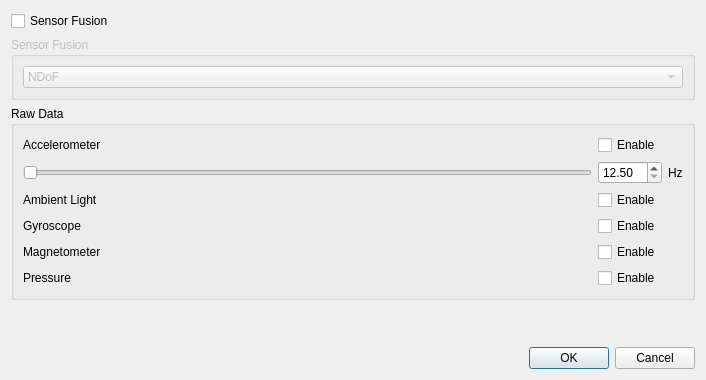
This is forms/metawearconfig.ui in GaitRehabilitation/SMART as Qt 5 draws it before an edit. The edited form follows.
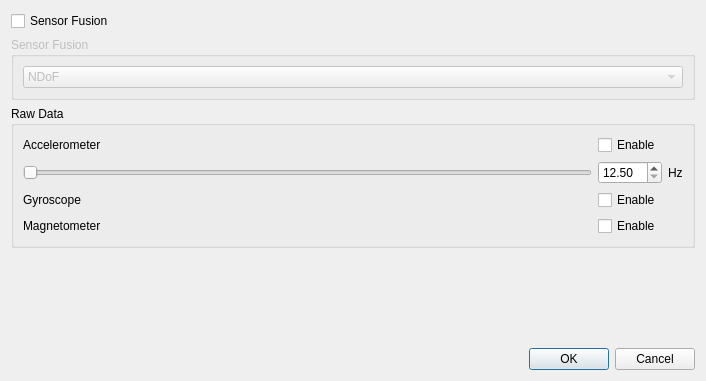
This is the edited form.

The edit to the form file:
```diff
--- a/forms/metawearconfig.ui
+++ b/forms/metawearconfig.ui
@@ -7,7 +7,7 @@
     <x>0</x>
     <y>0</y>
     <width>706</width>
-    <height>380</height>
+    <height>381</height>
    </rect>
   </property>
   <property name="windowTitle">
@@ -63,14 +63,7 @@
       <string>Raw Data</string>
      </property>
      <layout class="QGridLayout" name="gridLayout_2">
-      <item row="5" column="1" colspan="2">
-       <widget class="QCheckBox" name="enablePressure">
-        <property name="text">
-         <string>Enable</string>
-        </property>
-       </widget>
-      </item>
-      <item row="3" column="1" colspan="2">
+      <item row="2" column="1" colspan="2">
        <widget class="QCheckBox" name="enableGyroscope">
         <property name="text">
          <string>Enable</string>
@@ -91,48 +84,27 @@
         </property>
        </widget>
       </item>
-      <item row="2" column="0">
-       <widget class="QLabel" name="label">
-        <property name="text">
-         <string>Ambient Light</string>
-        </property>
-       </widget>
-      </item>
-      <item row="4" column="0">
+      <item row="3" column="0">
        <widget class="QLabel" name="label_4">
         <property name="text">
          <string>Magnetometer</string>
         </property>
        </widget>
       </item>
-      <item row="3" column="0">
+      <item row="2" column="0">
        <widget class="QLabel" name="label_3">
         <property name="text">
          <string>Gyroscope</string>
         </property>
        </widget>
       </item>
-      <item row="4" column="1" colspan="2">
+      <item row="3" column="1" colspan="2">
        <widget class="QCheckBox" name="enableMagnetometer">
         <property name="text">
          <string>Enable</string>
         </property>
        </widget>
       </item>
-      <item row="2" column="1" colspan="2">
-       <widget class="QCheckBox" name="enableAmbientLight">
-        <property name="text">
-         <string>Enable</string>
-        </property>
-       </widget>
-      </item>
-      <item row="5" column="0">
-       <widget class="QLabel" name="label_5">
-        <property name="text">
-         <string>Pressure</string>
-        </property>
-       </widget>
-      </item>
       <item row="1" column="0">
        <widget class="QSlider" name="acceleromterSlider">
         <property name="maximum">
```
